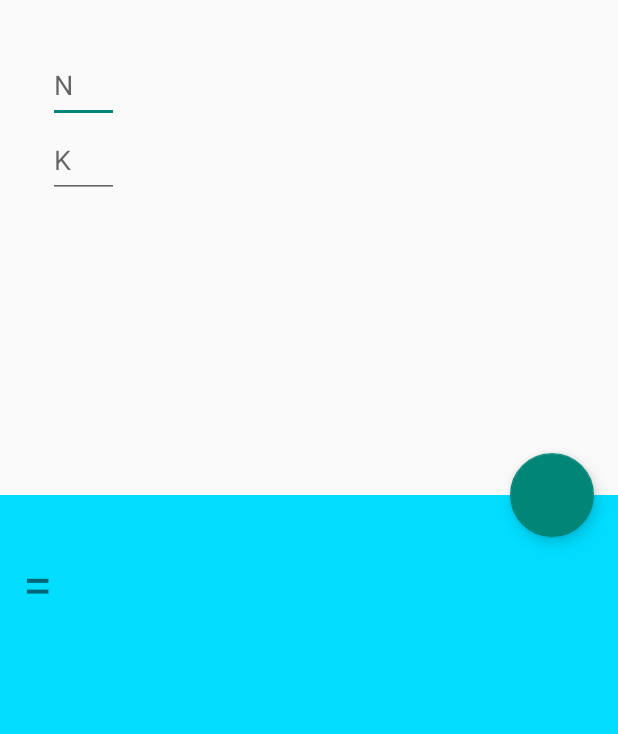
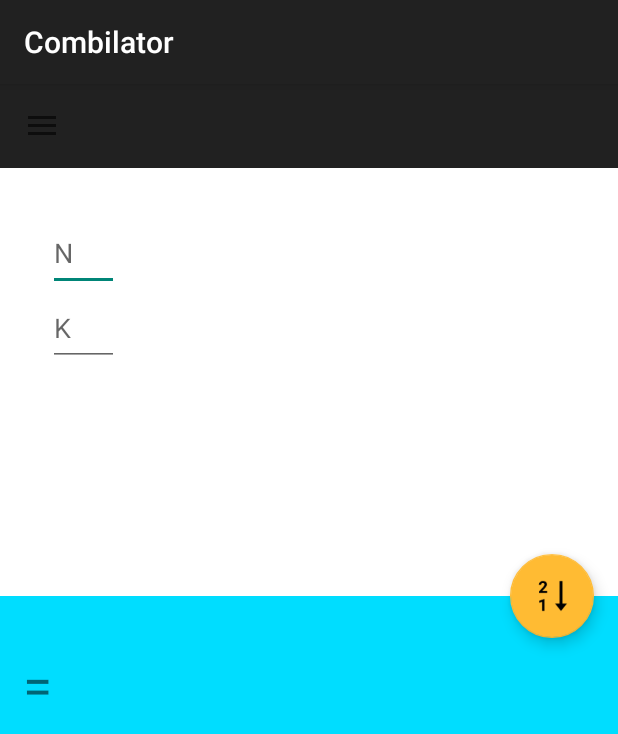
Before and after one commit to tvisnia/Combilator, an Android app: the screen it shows after launch (MainActivity before the commit, MainActivity2 after it), on a phone screen of 412 x 824 dp. Shown: the top 734 px of the screen. Run offline under Robolectric (Android 15) with nearby library versions, the phone set to English and light mode, and no system bars; libraries missing offline, so code that uses them is left out: roboguice.activity, roboguice.inject.

Commit message:
+NavDrawer narazie obsługuje tylko symbol newtona(kombinacje)

```diff
--- a/app/build.gradle
+++ b/app/build.gradle
@@ -28,10 +28,14 @@ android {
 
 dependencies {
     compile fileTree(dir: 'libs', include: ['*.jar'])
-    compile 'com.android.support:appcompat-v7:22.2.1'
     compile 'com.android.support:design:22.2.1'
     compile 'com.nineoldandroids:library:2.4.0'
     compile 'com.daimajia.easing:library:1.0.1@aar'
     compile 'com.daimajia.androidanimations:library:1.1.3@aar'
     compile 'com.ms-square:expandableTextView:0.1.4'
+    compile 'com.android.support:appcompat-v7:22.2.1'
+    compile 'com.android.support:support-v4:22.2.1'
+    compile 'com.android.support:recyclerview-v7:22.2.1'
+    compile 'org.roboguice:roboguice:3.0-alpha-2'
+    compile 'de.hdodenhof:circleimageview:1.3.0'
 }
--- a/app/src/main/java/com/hexati/combilator/DepthPageTransformer.java
+++ /dev/null
@@ -1,44 +0,0 @@
-package com.hexati.combilator;
-
-import android.support.v4.view.ViewPager;
-import android.view.View;
-
-/**
- * Created by tomek on 03.08.15.
- */
-public class DepthPageTransformer implements ViewPager.PageTransformer {
-    private static final float MIN_SCALE = 0.75f;
-
-    public void transformPage(View view, float position) {
-        int pageWidth = view.getWidth();
-
-        if (position < -1) { // [-Infinity,-1)
-            // This page is way off-screen to the left.
-            view.setAlpha(0);
-
-        } else if (position <= 0) { // [-1,0]
-            // Use the default slide transition when moving to the left page
-            view.setAlpha(1);
-            view.setTranslationX(0);
-            view.setScaleX(1);
-            view.setScaleY(1);
-
-        } else if (position <= 1) { // (0,1]
-            // Fade the page out.
-            view.setAlpha(1 - position);
-
-            // Counteract the default slide transition
-            view.setTranslationX(pageWidth * -position);
-
-            // Scale the page down (between MIN_SCALE and 1)
-            float scaleFactor = MIN_SCALE
-                    + (1 - MIN_SCALE) * (1 - Math.abs(position));
-            view.setScaleX(scaleFactor);
-            view.setScaleY(scaleFactor);
-
-        } else { // (1,+Infinity]
-            // This page is way off-screen to the right.
-            view.setAlpha(0);
-        }
-    }
-}
--- a/app/src/main/java/com/hexati/combilator/MainActivity.java
+++ b/app/src/main/java/com/hexati/combilator/MainActivity.java
@@ -23,9 +23,6 @@ import com.daimajia.androidanimations.library.YoYo;
 import java.math.BigInteger;
 
 public class MainActivity extends FragmentActivity {
-
-
-
 
     /**
      * The number of pages (wizard steps) to show in this demo.
--- /dev/null
+++ b/app/src/main/java/com/hexati/combilator/MainActivity2.java
@@ -0,0 +1,151 @@
+package com.hexati.combilator;
+
+import android.content.res.Configuration;
+import android.os.Bundle;
+import android.support.v4.widget.DrawerLayout;
+import android.support.v7.app.ActionBarDrawerToggle;
+import android.support.v7.app.AppCompatActivity;
+import android.support.v7.widget.LinearLayoutManager;
+import android.support.v7.widget.RecyclerView;
+import android.support.v7.widget.Toolbar;
+import android.view.GestureDetector;
+import android.view.MotionEvent;
+import android.view.View;
+
+import roboguice.activity.RoboActionBarActivity;
+import roboguice.inject.ContentView;
+
+/**
+ * Created by tomek on 22.09.15.
+ */
+public class MainActivity2 extends AppCompatActivity {
+
+    private static final String BOSS_NAME = "Tomasz Wiśniewski";
+    private static final String BOSS_EMAIL = "tomek97@gmail.com";
+    private static final String TOOLBAR_TITLE = "Combilator";
+
+    private Toolbar toolbar;
+    private DrawerLayout drawerLayout;
+    private RecyclerView leftDrawerList;
+    private ActionBarDrawerToggle drawerToggle;
+    private NavigationDrawerAdapter drawerAdapter;
+    private NewtonBinomialFragment newtonFragment;
+
+
+    private String[] leftSliderData = {"Kombinacje", "Wariacje z powtórzeniami", "Wariacje bez powtórzeń"};
+    private int[] icons = {R.drawable.nozyce, R.drawable.list, R.drawable.miotla};
+    private LinearLayoutManager mLayoutManager;
+
+    @Override
+    protected void onCreate(Bundle savedInstanceState) {
+        super.onCreate(savedInstanceState);
+        setContentView((R.layout.activity_main2));
+        initView();
+        initToolbar();
+        initDrawer();
+        newtonFragment = new NewtonBinomialFragment();
+        onNavDrawerItemClickHandler(1);
+    }
+
+    private void initToolbar() {
+        if (toolbar != null) {
+            toolbar.setTitle(TOOLBAR_TITLE);
+            setSupportActionBar(toolbar);
+        }
+    }
+
+    private void initView() {
+        leftDrawerList = (RecyclerView) findViewById(R.id.left_drawer);
+        leftDrawerList.setHasFixedSize(true);
+        drawerAdapter = new NavigationDrawerAdapter(leftSliderData,icons , BOSS_NAME, BOSS_EMAIL, R.drawable.unnamed, this);
+
+        leftDrawerList.setAdapter(drawerAdapter);
+        mLayoutManager = new LinearLayoutManager(this);
+    }
+
+    private void initDrawer() {
+        final GestureDetector mDetector = new GestureDetector(this, new GestureDetector.SimpleOnGestureListener() {
+            @Override
+            public boolean onSingleTapUp(MotionEvent e) {
+                return true;
+            }
+        });
+        leftDrawerList = (RecyclerView) findViewById(R.id.left_drawer);
+        leftDrawerList.setLayoutManager(mLayoutManager);
+        leftDrawerList.addOnItemTouchListener(new RecyclerView.OnItemTouchListener() {
+            @Override
+            public boolean onInterceptTouchEvent(RecyclerView rv, MotionEvent motionEvent) {
+                View child = leftDrawerList.findChildViewUnder(motionEvent.getX(), motionEvent.getY());
+
+                if (child != null && mDetector.onTouchEvent(motionEvent)) {
+                    onNavDrawerItemClickHandler(leftDrawerList.getChildAdapterPosition(child));
+                    return true;
+                }
+                else return false;
+            }
+
+
+            @Override
+            public void onTouchEvent(RecyclerView rv, MotionEvent e) {
+
+            }
+
+            @Override
+            public void onRequestDisallowInterceptTouchEvent(boolean disallowIntercept) {
+
+            }
+        });
+        toolbar = (Toolbar) findViewById(R.id.toolbar);
+
+        drawerLayout = (DrawerLayout) findViewById(R.id.drawerLayout);
+        drawerToggle = new ActionBarDrawerToggle(this, drawerLayout, toolbar, R.string.drawer_open, R.string.drawer_close) {
+
+            @Override
+            public void onDrawerClosed(View drawerView) {
+                super.onDrawerClosed(drawerView);
+
+            }
+
+            @Override
+            public void onDrawerOpened(View drawerView) {
+                super.onDrawerOpened(drawerView);
+
+            }
+        };
+        drawerLayout.setDrawerListener(drawerToggle);
+    }
+
+    @Override
+    protected void onPostCreate(Bundle savedInstanceState) {
+        super.onPostCreate(savedInstanceState);
+        drawerToggle.syncState();
+    }
+
+    @Override
+    public void onConfigurationChanged(Configuration newConfig) {
+        super.onConfigurationChanged(newConfig);
+        drawerToggle.onConfigurationChanged(newConfig);
+    }
+
+
+    public void onNavDrawerItemClickHandler(int position) {
+        switch (position) {
+            case 1: {
+                getSupportFragmentManager().beginTransaction().replace(R.id.fragment_container, newtonFragment).commit();
+            }
+            break;
+            case 2: {
+
+                break;
+            }
+            case 3: {
+                break;
+            }
+
+            default:
+
+                break;
+        }
+        drawerLayout.closeDrawers();
+    }
+}
--- /dev/null
+++ b/app/src/main/java/com/hexati/combilator/NavigationDrawerAdapter.java
@@ -0,0 +1,134 @@
+package com.hexati.combilator;
+
+import android.content.Context;
+import android.support.v7.widget.RecyclerView;
+import android.view.LayoutInflater;
+import android.view.View;
+import android.view.ViewGroup;
+import android.widget.ImageView;
+import android.widget.TextView;
+
+/**
+ * Created by hp1 on 28-12-2014.
+ */
+public class NavigationDrawerAdapter extends RecyclerView.Adapter<NavigationDrawerAdapter.ViewHolder> {
+
+    private static final int TYPE_HEADER = 0;  // Declaring Variable to Understand which View is being worked on
+    // IF the view under inflation and population is header or Item
+    private static final int TYPE_ITEM = 1;
+
+    private String mNavTitles[]; // String Array to store the passed titles Value from MainActivity.java
+    private int mIcons[];
+    private String name;        //String Resource for header View Name
+    private int profile;        //int Resource for header view profile picture
+    private String email;       //String Resource for header view email
+    Context context;
+
+    // Creating a ViewHolder which extends the RecyclerView View Holder
+    // ViewHolder are used to to store the inflated views in order to recycle them
+
+    public class ViewHolder extends RecyclerView.ViewHolder {
+        int Holderid;
+        Context contxt;
+        TextView textView;
+        ImageView profile;
+        ImageView icon;
+        TextView Name;
+        TextView email;
+
+        public ViewHolder(View itemView, int ViewType, Context c) {                 // Creating ViewHolder Constructor with View and viewType As a parameter
+            super(itemView);
+            contxt = c;
+            itemView.setClickable(true);
+            // Here we set the appropriate view in accordance with the the view type as passed when the holder object is created
+
+            if (ViewType == TYPE_ITEM) {
+                textView = (TextView) itemView.findViewById(R.id.rowText);
+                icon = (ImageView) itemView.findViewById(R.id.icon);
+                Holderid = 1;                                               // setting holder id as 1 as the object being populated are of type item row
+            } else {
+                Name = (TextView) itemView.findViewById(R.id.name);         // Creating Text View object from header.xml for name
+                email = (TextView) itemView.findViewById(R.id.email);       // Creating Text View object from header.xml for email
+                profile = (ImageView) itemView.findViewById(R.id.circleView);// Creating Image view object from header.xml for profile pic
+                Holderid = 0;                                                // Setting holder id = 0 as the object being populated are of type header view
+            }
+        }
+    }
+
+    NavigationDrawerAdapter(String Titles[], int[] icons, String Name, String Email, int Profile, Context passedContext) { // MyAdapter Constructor with titles and icons parameter
+        // titles, icons, name, email, profile pic are passed from the main activity as we
+
+        mNavTitles = Titles;//have seen earlier
+        mIcons = icons;
+        name = Name;
+        email = Email;
+        profile = Profile;                     //here we assign those passed values to the values we declared here
+        //in adapter
+        this.context = passedContext;
+    }
+
+
+        //Below first we ovverride the method onCreateViewHolder which is called when the ViewHolder is
+    //Created, In this method we inflate the item_row.xml layout if the viewType is Type_ITEM or else we inflate header.xml
+    // if the viewType is TYPE_HEADER
+    // and pass it to the view holder
+
+    @Override
+    public NavigationDrawerAdapter.ViewHolder onCreateViewHolder(ViewGroup parent, int viewType) {
+
+        if (viewType == TYPE_ITEM) {
+            View v = LayoutInflater.from(parent.getContext()).inflate(R.layout.rowlayout, parent, false); //Inflating the layout
+
+            ViewHolder vhItem = new ViewHolder(v, viewType, context); //Creating ViewHolder and passing the object of type view
+
+            return vhItem; // Returning the created object
+
+            //inflate your layout and pass it to view holder
+
+        } else if (viewType == TYPE_HEADER) {
+
+            View v = LayoutInflater.from(parent.getContext()).inflate(R.layout.header, parent, false); //Inflating the layout
+
+            ViewHolder vhHeader = new ViewHolder(v, viewType, context); //Creating ViewHolder and passing the object of type view
+
+            return vhHeader; //returning the object created
+        }
+        return null;
+
+    }
+
+    //Next we override a method which is called when the item in a row is needed to be displayed, here the int position
+    // Tells us item at which position is being constructed to be displayed and the holder id of the holder object tell us
+    // which view type is being created 1 for item row
+    @Override
+    public void onBindViewHolder(NavigationDrawerAdapter.ViewHolder holder, int position) {
+        if (holder.Holderid == 1) {                              // as the list view is going to be called after the header view so we decrement the
+            // position by 1 and pass it to the holder while setting the text and image
+            holder.textView.setText(mNavTitles[position - 1]);// Setting the Text with the array of our Titles
+            holder.icon.setImageResource(mIcons[position-1]);
+        } else {
+            holder.profile.setImageResource(profile);           // Similarly we set the resources for header view
+            holder.Name.setText(name);
+            holder.email.setText(email);
+        }
+    }
+
+    @Override
+    public int getItemCount() {
+        return mNavTitles.length + 1; // the number of items in the list will be +1 the titles including the header view.
+    }
+
+
+    // Witht the following method we check what type of view is being passed
+    @Override
+    public int getItemViewType(int position) {
+        if (isPositionHeader(position))
+            return TYPE_HEADER;
+
+        return TYPE_ITEM;
+    }
+
+    private boolean isPositionHeader(int position) {
+        return position == 0;
+    }
+}
--- a/app/src/main/java/com/hexati/combilator/NewtonBinomialFragment.java
+++ b/app/src/main/java/com/hexati/combilator/NewtonBinomialFragment.java
@@ -1,9 +1,9 @@
 package com.hexati.combilator;
 
-import android.app.Fragment;
 import android.content.res.ColorStateList;
 import android.os.Bundle;
 import android.support.design.widget.FloatingActionButton;
+import android.support.v4.app.Fragment;
 import android.text.TextUtils;
 import android.view.LayoutInflater;
 import android.view.View;
--- /dev/null
+++ b/app/src/main/res/layout/activity_main2.xml
@@ -0,0 +1,45 @@
+<LinearLayout
+    xmlns:app="http://schemas.android.com/apk/res-auto"
+    xmlns:android="http://schemas.android.com/apk/res/android"
+    xmlns:tools="http://schemas.android.com/tools"
+    android:layout_width="match_parent"
+    android:orientation="vertical"
+    android:layout_height="match_parent"
+    tools:context=".MainActivity">
+
+    <include layout="@layout/toolbar" />
+
+
+    <android.support.v4.widget.DrawerLayout
+        android:layout_width="match_parent"
+        android:id="@+id/drawerLayout"
+        android:layout_height="match_parent">
+
+        <!-- activity view -->
+        <FrameLayout
+            android:id="@+id/fragment_container"
+            android:layout_width="match_parent"
+            android:background="#fff"
+            android:layout_height="match_parent">
+        </FrameLayout>
+
+
+        <!-- navigation drawer -->
+        <RelativeLayout
+            android:layout_gravity="left|start"
+            android:layout_width="match_parent"
+            android:background="#fff"
+            android:layout_height="match_parent">
+
+            <android.support.v7.widget.RecyclerView
+                android:id="@+id/left_drawer"
+                android:layout_width="match_parent"
+                android:layout_height="match_parent"
+                android:divider="#eee"
+                android:background="#fff"
+                android:dividerHeight="1dp" />
+        </RelativeLayout>
+
+    </android.support.v4.widget.DrawerLayout>
+
+</LinearLayout>
--- a/app/src/main/res/layout/fragment_binomial_newton.xml
+++ b/app/src/main/res/layout/fragment_binomial_newton.xml
@@ -88,7 +88,6 @@
         android:layout_height="wrap_content"
         android:layout_margin="16dp"
         android:clickable="true"
-        android:text="@string/policz"
         app:layout_anchor="@id/viewA"
         app:layout_anchorGravity="bottom|right|end" />
 
--- /dev/null
+++ b/app/src/main/res/layout/fragment_container.xml
@@ -0,0 +1,5 @@
+<?xml version="1.0" encoding="utf-8"?>
+<FrameLayout xmlns:android="http://schemas.android.com/apk/res/android"
+    android:id="@+id/fragment_container"
+    android:layout_width="match_parent"
+    android:layout_height="match_parent" />
--- /dev/null
+++ b/app/src/main/res/layout/toolbar.xml
@@ -0,0 +1,9 @@
+<?xml version="1.0" encoding="utf-8"?>
+<android.support.v7.widget.Toolbar xmlns:android="http://schemas.android.com/apk/res/android"
+    android:id="@+id/toolbar"
+    android:minHeight="?attr/actionBarSize"
+    android:background="?attr/colorPrimary"
+    android:layout_width="match_parent"
+    android:layout_height="wrap_content">
+
+</android.support.v7.widget.Toolbar>
--- a/app/src/main/res/values/strings.xml
+++ b/app/src/main/res/values/strings.xml
@@ -3,7 +3,8 @@
 
     <string name="hello_world">Hello world!</string>
     <string name="action_settings">Settings</string>
+    <string name="drawer_open">open</string>
+    <string name="drawer_close">close</string>
     <string name="n_symbol">N</string>
     <string name="k_symbol">K</string>
-    <string name="policz">Licz!</string>
 </resources>
```
Also changed, not shown: app/src/main/AndroidManifest.xml (+6 -3 lines), app/src/main/res/layout/header.xml (added, +52 -0 lines), app/src/main/res/layout/rowlayout.xml (added, +29 -0 lines), app/src/main/res/drawable/header.jpg (added), app/src/main/res/drawable/list.png (added), app/src/main/res/drawable/miotla.png (added), app/src/main/res/drawable/nozyce.png (added), app/src/main/res/drawable/unnamed.jpg (added), 1 other file.
